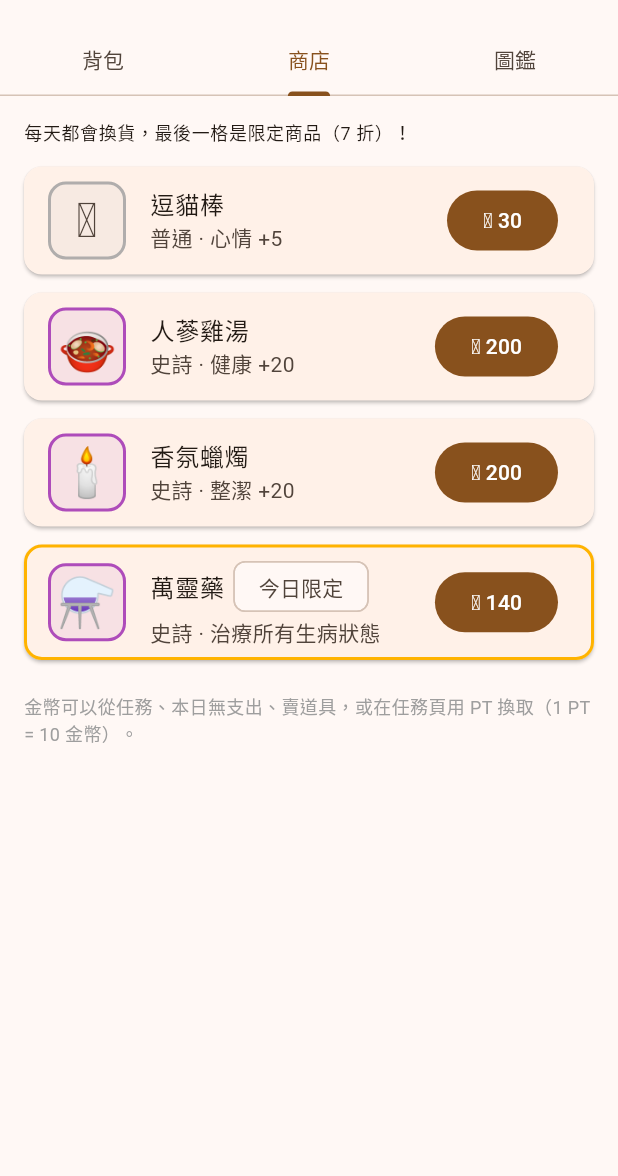
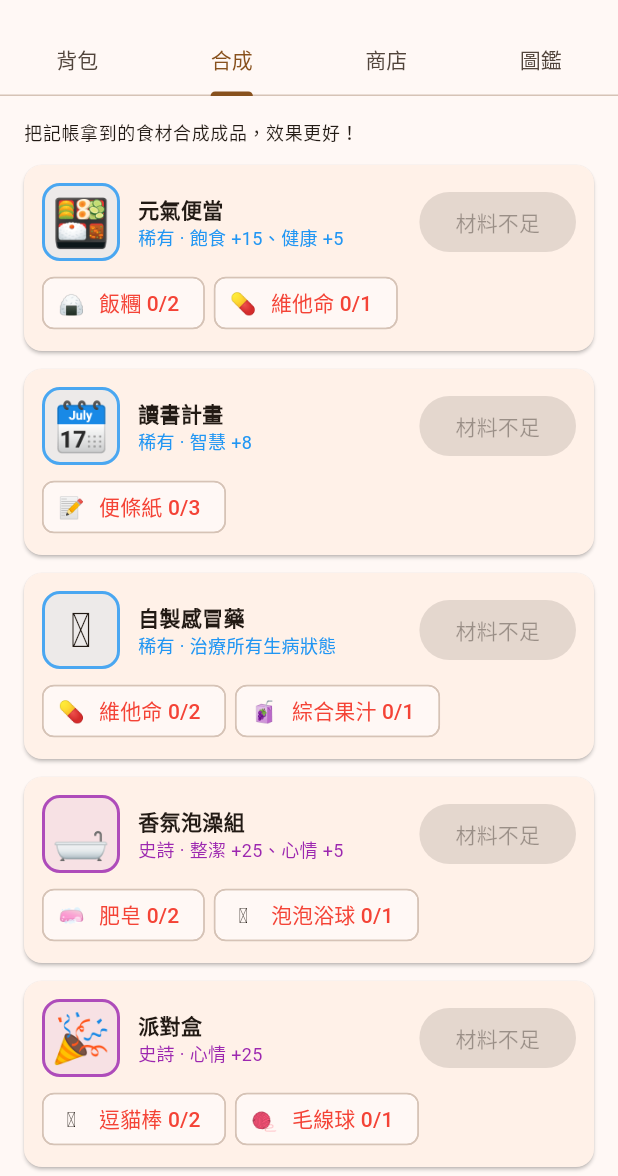
Before and after one commit to solocombo/money_pet_app, a Flutter app: the BagPage screen opened directly, tab 2 chosen, on a phone screen of 412 x 824 dp, the part 60-1236 px from its top. Run offline on Flutter 3.47's test engine with Material 3 defaults, Android fonts, the phone set to English and light mode, and no system bars; our stand-ins replace file_picker, flutter_local_notifications, flutter_riverpod, flutter_secure_storage, flutter_timezone, share_plus and 3 more; accounts and stored records are empty.

Commit message:
Add crafting system and milestone tasks
- 8 recipes; crafted items have multi-attribute effects and are
  never dropped or sold; feast recipe unlocks at wisdom Lv4
- Crafting is blocked while the pet is insane
- New tasks: first craft, 7/30-day streak, 100 records, first redeem

Co-Authored-By: Claude Opus 5.5 <noreply@anthropic.com>
Claude-Session: https://claude.ai/code/session_01HXN4dNrB3Pj57q2SXaxWKX

```diff
--- a/lib/domain/items.dart
+++ b/lib/domain/items.dart
@@ -21,6 +21,8 @@ class ItemDef {
     this.effect = ItemEffect.attribute,
     this.attribute,
     this.value = 0,
+    this.extraEffects = const {},
+    this.craftedOnly = false,
   });
 
   /// 穩定 id，會存進資料庫，**不可更改**。
@@ -32,6 +34,18 @@ class ItemDef {
   final ItemEffect effect;
   final PetAttribute? attribute;
   final int value;
+
+  /// 成品道具的額外效果（主效果之外的其他屬性）。
+  final Map<PetAttribute, int> extraEffects;
+
+  /// 只能靠合成取得：不會掉落、商店不賣。
+  final bool craftedOnly;
+
+  /// 所有屬性效果（主效果在前）。
+  Map<PetAttribute, int> get effects => {
+        ?attribute: value,
+        ...extraEffects,
+      };
 
   /// 商店售價（金幣）。
   int get shopPrice => switch (rarity) {
@@ -46,7 +60,8 @@ class ItemDef {
 
   String get effectText => switch (effect) {
         ItemEffect.cure => '治療所有生病狀態',
-        ItemEffect.attribute => '${attribute!.label} +$value',
+        ItemEffect.attribute =>
+          effects.entries.map((e) => '${e.key.label} +${e.value}').join('、'),
       };
 }
 
@@ -114,6 +129,7 @@ final List<ItemDef> itemCatalog = List.unmodifiable([
     description: '吃了就會好起來。',
     effect: ItemEffect.cure,
   ),
+  ..._craftedItems,
   const ItemDef(
     id: 'panacea',
     name: '萬靈藥',
@@ -124,6 +140,52 @@ final List<ItemDef> itemCatalog = List.unmodifiable([
   ),
 ]);
 
+/// 合成成品（只能合成取得）。
+const List<ItemDef> _craftedItems = [
+  ItemDef(
+    id: 'bento', name: '元氣便當', emoji: '🍱', rarity: Rarity.rare, craftedOnly: true,
+    description: '自己做的最好吃。',
+    attribute: PetAttribute.fullness, value: 15, extraEffects: {PetAttribute.health: 5},
+  ),
+  ItemDef(
+    id: 'deluxe_set', name: '豪華定食', emoji: '🍛', rarity: Rarity.epic, craftedOnly: true,
+    description: '主菜、湯、飲料一次到位。',
+    attribute: PetAttribute.fullness, value: 25,
+    extraEffects: {PetAttribute.health: 10, PetAttribute.mood: 5},
+  ),
+  ItemDef(
+    id: 'spa_set', name: '香氛泡澡組', emoji: '🛁', rarity: Rarity.epic, craftedOnly: true,
+    description: '泡完整個人都亮了。',
+    attribute: PetAttribute.cleanliness, value: 25, extraEffects: {PetAttribute.mood: 5},
+  ),
+  ItemDef(
+    id: 'party_box', name: '派對盒', emoji: '🎉', rarity: Rarity.epic, craftedOnly: true,
+    description: '打開會噴彩帶。',
+    attribute: PetAttribute.mood, value: 25,
+  ),
+  ItemDef(
+    id: 'study_plan', name: '讀書計畫', emoji: '🗓️', rarity: Rarity.rare, craftedOnly: true,
+    description: '把便條紙整理成一份計畫。',
+    attribute: PetAttribute.wisdom, value: 8,
+  ),
+  ItemDef(
+    id: 'calming_sachet', name: '安神香包', emoji: '👝', rarity: Rarity.epic, craftedOnly: true,
+    description: '聞了會想睡覺。',
+    attribute: PetAttribute.san, value: 25,
+  ),
+  ItemDef(
+    id: 'home_remedy', name: '自製感冒藥', emoji: '🫖', rarity: Rarity.rare, craftedOnly: true,
+    description: '維他命配果汁，阿嬤說有效。',
+    effect: ItemEffect.cure,
+  ),
+  ItemDef(
+    id: 'feast', name: '全家福大餐', emoji: '🍽️', rarity: Rarity.legendary, craftedOnly: true,
+    description: '只有聰明的寵物才知道怎麼做。',
+    attribute: PetAttribute.fullness, value: 30,
+    extraEffects: {PetAttribute.health: 20, PetAttribute.mood: 20, PetAttribute.cleanliness: 10},
+  ),
+];
+
 final Map<String, ItemDef> _byId = {for (final i in itemCatalog) i.id: i};
 
 ItemDef? itemById(String id) => _byId[id];
@@ -131,7 +193,8 @@ ItemDef? itemById(String id) => _byId[id];
 /// 依稀有度權重抽一個道具。金額大小**不影響**結果（避免鼓勵消費）。
 ItemDef rollItemDrop(Random random) {
   final rarity = rollRarity(random);
-  final pool = itemCatalog.where((i) => i.rarity == rarity).toList();
+  final pool =
+      itemCatalog.where((i) => i.rarity == rarity && !i.craftedOnly).toList();
   return pool[random.nextInt(pool.length)];
 }
 
--- /dev/null
+++ b/lib/domain/recipes.dart
@@ -0,0 +1,53 @@
+import 'items.dart';
+
+class Recipe {
+  const Recipe({
+    required this.id,
+    required this.resultId,
+    required this.ingredients,
+    this.requiredWisdomLevel = 1,
+  });
+
+  /// 穩定 id，**不可更改**。
+  final String id;
+  final String resultId;
+
+  /// 道具 id → 需要數量。
+  final Map<String, int> ingredients;
+
+  /// 智慧等級門檻（Lv4 解鎖特殊合成配方）。
+  final int requiredWisdomLevel;
+
+  ItemDef get result => itemById(resultId)!;
+}
+
+const List<Recipe> recipes = [
+  Recipe(id: 'r_bento', resultId: 'bento', ingredients: {'onigiri': 2, 'vitamin': 1}),
+  Recipe(id: 'r_study_plan', resultId: 'study_plan', ingredients: {'sticky_note': 3}),
+  Recipe(id: 'r_home_remedy', resultId: 'home_remedy', ingredients: {'vitamin': 2, 'fruit_juice': 1}),
+  Recipe(id: 'r_spa_set', resultId: 'spa_set', ingredients: {'soap': 2, 'bath_bomb': 1}),
+  Recipe(id: 'r_party_box', resultId: 'party_box', ingredients: {'teaser': 2, 'yarn': 1}),
+  Recipe(id: 'r_calming_sachet', resultId: 'calming_sachet', ingredients: {'cocoa': 2, 'lavender_tea': 1}),
+  Recipe(
+    id: 'r_deluxe_set',
+    resultId: 'deluxe_set',
+    ingredients: {'beef_noodle': 1, 'fruit_juice': 1, 'onigiri': 1},
+  ),
+  Recipe(
+    id: 'r_feast',
+    resultId: 'feast',
+    ingredients: {'unagi_don': 1, 'chicken_soup': 1, 'game_console': 1},
+    requiredWisdomLevel: 4,
+  ),
+];
+
+/// 背包數量 → 這個配方最多能做幾份。
+int craftableCount(Recipe r, Map<String, int> inventory) {
+  var n = 1 << 30;
+  for (final e in r.ingredients.entries) {
+    final have = inventory[e.key] ?? 0;
+    final can = have ~/ e.value;
+    if (can < n) n = can;
+  }
+  return n;
+}
--- a/lib/domain/shop_rules.dart
+++ b/lib/domain/shop_rules.dart
@@ -31,7 +31,9 @@ List<ShopSlot> dailyShop(DateTime day) {
 
   ItemDef pick(bool Function(ItemDef) filter) {
     final pool =
-        itemCatalog.where((i) => filter(i) && !usedIds.contains(i.id)).toList();
+        itemCatalog
+        .where((i) => !i.craftedOnly && filter(i) && !usedIds.contains(i.id))
+        .toList();
     final item = pool[rng.nextInt(pool.length)];
     usedIds.add(item.id);
     return item;
--- a/lib/services/reward_service.dart
+++ b/lib/services/reward_service.dart
@@ -58,6 +58,7 @@ class RewardService {
       });
       await txn.update('rewards', {'is_redeemed': 1, 'redeemed_at': ctx.nowMs()},
           where: 'id = ?', whereArgs: [id]);
+      await tasks.complete(txn, TaskIds.firstRedeem);
     });
   }
 
--- a/lib/ui/items/bag_page.dart
+++ b/lib/ui/items/bag_page.dart
@@ -4,6 +4,7 @@ import 'package:intl/intl.dart';
 
 import '../../domain/enums.dart';
 import '../../domain/items.dart';
+import '../../domain/recipes.dart';
 import '../../services/inventory_service.dart';
 import '../../state/providers.dart';
 import '../widgets/common.dart';
@@ -13,18 +14,19 @@ class BagPage extends StatelessWidget {
 
   @override
   Widget build(BuildContext context) => DefaultTabController(
-        length: 3,
+        length: 4,
         child: Scaffold(
           appBar: AppBar(
             title: const GText('道具'),
             actions: const [CoinChip()],
             bottom: const TabBar(tabs: [
               Tab(text: '背包'),
+              Tab(text: '合成'),
               Tab(text: '商店'),
               Tab(text: '圖鑑'),
             ]),
           ),
-          body: const TabBarView(children: [_Inventory(), _Shop(), _Collection()]),
+          body: const TabBarView(children: [_Inventory(), _Crafting(), _Shop(), _Collection()]),
         ),
       );
 }
@@ -87,7 +89,8 @@ class _Inventory extends ConsumerWidget {
           ListTile(
             leading: _ItemIcon(e.item, size: 40),
             title: Text(e.item.name, style: const TextStyle(fontWeight: FontWeight.bold)),
-            subtitle: Text('${e.item.description}\n${e.item.effectText}'),
+            subtitle: Text('${e.item.description}\n${e.item.effectText}'
+                '${e.item.craftedOnly ? '' : _usedIn(e.item.id)}'),
             isThreeLine: true,
           ),
           const Divider(),
@@ -111,6 +114,110 @@ class _Inventory extends ConsumerWidget {
                   successMessage: '賣出 ${e.item.name}，獲得 🪙 ${e.item.sellPrice}');
             },
           ),
+        ]),
+      ),
+    );
+  }
+}
+
+String _usedIn(String itemId) {
+  final names = [
+    for (final r in recipes)
+      if (r.ingredients.containsKey(itemId) && r.requiredWisdomLevel == 1) r.result.name,
+  ];
+  return names.isEmpty ? '' : '\n可合成：${names.join('、')}';
+}
+
+class _Crafting extends ConsumerWidget {
+  const _Crafting();
+
+  @override
+  Widget build(BuildContext context, WidgetRef ref) {
+    final pet = ref.watch(petProvider).value;
+    final insane = pet?.stats.isInsane ?? false;
+    final level = pet?.stats.wisdomLevel ?? 1;
+    return AsyncView(ref.watch(inventoryProvider), builder: (inv) {
+      final have = {for (final e in inv) e.item.id: e.quantity};
+      final sorted = [...recipes]
+        ..sort((a, b) {
+          final ca = craftableCount(a, have) > 0 ? 0 : 1;
+          final cb = craftableCount(b, have) > 0 ? 0 : 1;
+          return ca.compareTo(cb);
+        });
+      return ListView(padding: const EdgeInsets.symmetric(vertical: 8), children: [
+        Padding(
+          padding: const EdgeInsets.fromLTRB(16, 8, 16, 8),
+          child: GText(
+            insane ? '……牠盯著材料發呆，什麼都做不出來。' : '把記帳拿到的食材合成成品，效果更好！',
+            style: Theme.of(context).textTheme.bodySmall,
+          ),
+        ),
+        for (final r in sorted) _RecipeCard(recipe: r, have: have, wisdomLevel: level, disabled: insane),
+      ]);
+    });
+  }
+}
+
+class _RecipeCard extends ConsumerWidget {
+  const _RecipeCard({
+    required this.recipe,
+    required this.have,
+    required this.wisdomLevel,
+    required this.disabled,
+  });
+  final Recipe recipe;
+  final Map<String, int> have;
+  final int wisdomLevel;
+  final bool disabled;
+
+  @override
+  Widget build(BuildContext context, WidgetRef ref) {
+    final result = recipe.result;
+    final locked = wisdomLevel < recipe.requiredWisdomLevel;
+    final can = craftableCount(recipe, have);
+    return Card(
+      child: Padding(
+        padding: const EdgeInsets.all(12),
+        child: Column(crossAxisAlignment: CrossAxisAlignment.start, children: [
+          Row(children: [
+            _ItemIcon(result, silhouette: locked),
+            const SizedBox(width: 12),
+            Expanded(
+              child: Column(crossAxisAlignment: CrossAxisAlignment.start, children: [
+                Text(locked ? '？？？' : result.name, style: const TextStyle(fontWeight: FontWeight.bold)),
+                Text(
+                  locked ? '寵物智慧 Lv${recipe.requiredWisdomLevel} 解鎖' : '${result.rarity.label} · ${result.effectText}',
+                  style: TextStyle(color: locked ? Colors.grey : rarityColor(result.rarity), fontSize: 12),
+                ),
+              ]),
+            ),
+            FilledButton(
+              onPressed: locked || disabled || can == 0
+                  ? null
+                  : () async {
+                      final item = await runAction(context, ref, (s) => s.inventory.craft(recipe.id));
+                      if (item != null && context.mounted) {
+                        toast(context, '合成成功！獲得 ${item.emoji} ${item.name}');
+                      }
+                    },
+              child: Text(can > 0 && !locked ? '合成' : '材料不足'),
+            ),
+          ]),
+          const SizedBox(height: 8),
+          Wrap(spacing: 6, runSpacing: 4, children: [
+            for (final e in recipe.ingredients.entries)
+              Builder(builder: (_) {
+                final item = itemById(e.key)!;
+                final n = have[e.key] ?? 0;
+                final enough = n >= e.value;
+                return Chip(
+                  visualDensity: VisualDensity.compact,
+                  avatar: Text(item.emoji),
+                  label: Text('${item.name} $n/${e.value}',
+                      style: TextStyle(color: enough ? null : Colors.red)),
+                );
+              }),
+          ]),
         ]),
       ),
     );
```
Also changed, not shown: lib/domain/pet_rules.dart (+12 -6 lines), lib/domain/tasks.dart (+47 -2 lines), lib/services/inventory_service.dart (+39 -4 lines), lib/services/task_service.dart (+36 -3 lines), 1 other file.
